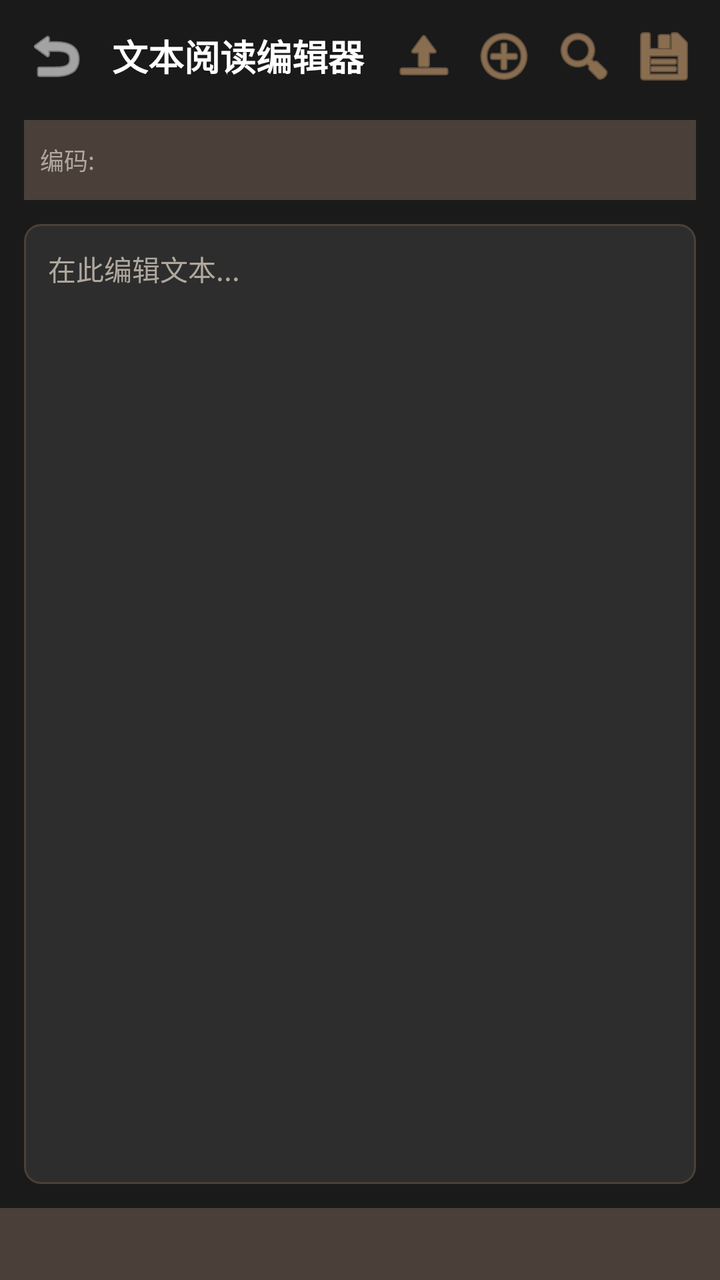
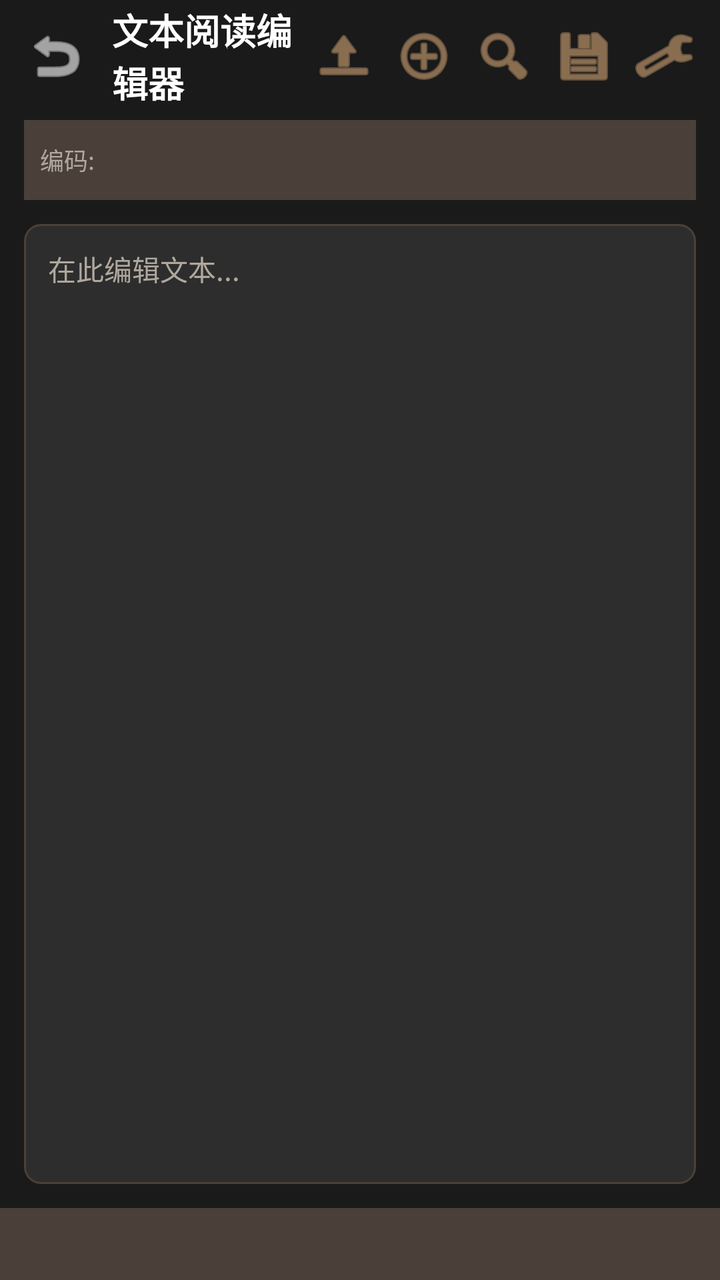

The first picture is an Android layout as it rendered before a commit; the second is the same layout after the commit. The layout source and the unified diff follow.
<!-- AndroidManifest.xml: activity theme Theme.ToolBoxApp -->
<!-- res/layout/activity_text_editor.xml -->
<?xml version="1.0" encoding="utf-8"?>
<androidx.constraintlayout.widget.ConstraintLayout
    xmlns:android="http://schemas.android.com/apk/res/android"
    xmlns:app="http://schemas.android.com/apk/res-auto"
    android:layout_width="match_parent"
    android:layout_height="match_parent"
    android:background="@color/bg_main">

    
    <LinearLayout
        android:id="@+id/top_bar"
        android:layout_width="0dp"
        android:layout_height="56dp"
        android:background="@color/bg_main"
        android:gravity="center_vertical"
        android:orientation="horizontal"
        android:paddingStart="8dp"
        android:paddingEnd="8dp"
        app:layout_constraintEnd_toEndOf="parent"
        app:layout_constraintStart_toStartOf="parent"
        app:layout_constraintTop_toTopOf="parent">

        
        <ImageButton
            android:id="@+id/btn_back"
            android:layout_width="40dp"
            android:layout_height="40dp"
            android:background="?attr/selectableItemBackgroundBorderless"
            android:contentDescription="返回"
            android:padding="8dp"
            android:src="@android:drawable/ic_menu_revert"
            app:tint="@color/text_white" />

        
        <TextView
            android:id="@+id/tv_title"
            android:layout_width="0dp"
            android:layout_height="wrap_content"
            android:layout_marginStart="8dp"
            android:layout_weight="1"
            android:text="@string/title_text_editor"
            android:textColor="@color/text_white"
            android:textSize="18sp"
            android:textStyle="bold" />

        
        <ImageButton
            android:id="@+id/btn_open_file"
            android:layout_width="40dp"
            android:layout_height="40dp"
            android:background="?attr/selectableItemBackgroundBorderless"
            android:contentDescription="打开文件"
            android:padding="8dp"
            android:src="@android:drawable/ic_menu_upload"
            app:tint="@color/accent" />

        
        <ImageButton
            android:id="@+id/btn_new_file"
            android:layout_width="40dp"
            android:layout_height="40dp"
            android:background="?attr/selectableItemBackgroundBorderless"
            android:contentDescription="新建"
            android:padding="8dp"
            android:src="@android:drawable/ic_menu_add"
            app:tint="@color/accent" />

        
        <ImageButton
            android:id="@+id/btn_search"
            android:layout_width="40dp"
            android:layout_height="40dp"
            android:background="?attr/selectableItemBackgroundBorderless"
            android:contentDescription="搜索"
            android:padding="8dp"
            android:src="@android:drawable/ic_menu_search"
            app:tint="@color/accent" />

        
        <ImageButton
            android:id="@+id/btn_save"
            android:layout_width="40dp"
            android:layout_height="40dp"
            android:background="?attr/selectableItemBackgroundBorderless"
            android:contentDescription="保存"
            android:padding="8dp"
            android:src="@android:drawable/ic_menu_save"
            app:tint="@color/accent" />
    </LinearLayout>

    
    <LinearLayout
        android:id="@+id/ll_encoding_bar"
        android:layout_width="0dp"
        android:layout_height="40dp"
        android:layout_marginStart="12dp"
        android:layout_marginEnd="12dp"
        android:layout_marginTop="4dp"
        android:background="@color/card_dark"
        android:gravity="center_vertical"
        android:orientation="horizontal"
        android:paddingStart="8dp"
        android:paddingEnd="8dp"
        app:layout_constraintEnd_toEndOf="parent"
        app:layout_constraintStart_toStartOf="parent"
        app:layout_constraintTop_toBottomOf="@+id/top_bar">

        <TextView
            android:layout_width="wrap_content"
            android:layout_height="wrap_content"
            android:text="编码:"
            android:textColor="@color/text_secondary"
            android:textSize="12sp" />

        <Spinner
            android:id="@+id/spinner_encoding"
            android:layout_width="0dp"
            android:layout_height="wrap_content"
            android:layout_marginStart="8dp"
            android:layout_weight="1"
            android:background="@drawable/bg_spinner"
            android:popupBackground="@color/card_dark" />
    </LinearLayout>

    
    <TextView
        android:id="@+id/tv_file_info"
        android:layout_width="0dp"
        android:layout_height="wrap_content"
        android:layout_marginStart="12dp"
        android:layout_marginEnd="12dp"
        android:layout_marginTop="4dp"
        android:paddingStart="8dp"
        android:paddingEnd="8dp"
        android:paddingTop="4dp"
        android:paddingBottom="4dp"
        android:background="@color/card_dark"
        android:textColor="@color/text_secondary"
        android:textSize="12sp"
        android:text=""
        android:visibility="gone"
        app:layout_constraintEnd_toEndOf="parent"
        app:layout_constraintStart_toStartOf="parent"
        app:layout_constraintTop_toBottomOf="@+id/ll_encoding_bar" />

    
    <LinearLayout
        android:id="@+id/ll_progress"
        android:layout_width="0dp"
        android:layout_height="wrap_content"
        android:layout_marginStart="12dp"
        android:layout_marginEnd="12dp"
        android:layout_marginTop="4dp"
        android:background="@color/card_dark"
        android:gravity="center_vertical"
        android:orientation="vertical"
        android:padding="8dp"
        android:visibility="gone"
        app:layout_constraintEnd_toEndOf="parent"
        app:layout_constraintStart_toStartOf="parent"
        app:layout_constraintTop_toBottomOf="@+id/tv_file_info">

        <ProgressBar
            android:id="@+id/progress_bar"
            style="@android:style/Widget.ProgressBar.Horizontal"
            android:layout_width="match_parent"
            android:layout_height="6dp"
            android:max="100"
            android:progress="0" />

        <TextView
            android:id="@+id/tv_progress_text"
            android:layout_width="match_parent"
            android:layout_height="wrap_content"
            android:layout_marginTop="4dp"
            android:gravity="center"
            android:text="正在读取..."
            android:textColor="@color/text_secondary"
            android:textSize="12sp" />
    </LinearLayout>

    
    <EditText
        android:id="@+id/et_editor"
        android:layout_width="0dp"
        android:layout_height="0dp"
        android:layout_margin="12dp"
        android:layout_marginTop="4dp"
        android:background="@drawable/bg_edittext"
        android:gravity="top|start"
        android:hint="在此编辑文本..."
        android:inputType="textMultiLine"
        android:padding="12dp"
        android:textColor="@color/text_white"
        android:textColorHint="@color/text_secondary"
        android:textSize="14sp"
        app:layout_constraintBottom_toTopOf="@+id/ll_status_bar"
        app:layout_constraintEnd_toEndOf="parent"
        app:layout_constraintStart_toStartOf="parent"
        app:layout_constraintTop_toBottomOf="@+id/ll_progress" />

    
    <LinearLayout
        android:id="@+id/ll_status_bar"
        android:layout_width="0dp"
        android:layout_height="36dp"
        android:background="@color/card_dark"
        android:gravity="center_vertical"
        android:orientation="horizontal"
        android:paddingStart="16dp"
        android:paddingEnd="16dp"
        app:layout_constraintBottom_toBottomOf="parent"
        app:layout_constraintEnd_toEndOf="parent"
        app:layout_constraintStart_toStartOf="parent">

        <TextView
            android:id="@+id/tv_word_count"
            android:layout_width="0dp"
            android:layout_height="wrap_content"
            android:layout_weight="1"
            android:textColor="@color/text_secondary"
            android:textSize="12sp" />

        <TextView
            android:id="@+id/tv_line_count"
            android:layout_width="0dp"
            android:layout_height="wrap_content"
            android:layout_weight="1"
            android:textColor="@color/text_secondary"
            android:textSize="12sp" />
    </LinearLayout>

</androidx.constraintlayout.widget.ConstraintLayout>
<!-- resources referenced by this layout -->
<resources>
  <color name="accent">#D4A574</color>
  <color name="bg_main">#1A1A1A</color>
  <color name="card_dark">#4A4039</color>
  <color name="text_secondary">#B0A89E</color>
  <color name="text_white">#FFFFFF</color>
  <!-- drawable bg_edittext (drawable) -->
  <?xml version="1.0" encoding="utf-8"?>
  <shape xmlns:android="http://schemas.android.com/apk/res/android"
      android:shape="rectangle">
      <solid android:color="#2D2D2D" />
      <corners android:radius="8dp" />
      <stroke android:width="1dp" android:color="#4A4039" />
  </shape>
  <!-- drawable bg_spinner (drawable) -->
  <?xml version="1.0" encoding="utf-8"?>
  <shape xmlns:android="http://schemas.android.com/apk/res/android"
      android:shape="rectangle">
      <solid android:color="#2D2D2D" />
      <corners android:radius="8dp" />
      <stroke android:width="1dp" android:color="#4A4039" />
  </shape>
  <string name="title_text_editor">文本阅读编辑器</string>
  <style name="Theme.ToolBoxApp" parent="Theme.MaterialComponents.DayNight.NoActionBar">
          
          <item name="colorPrimary">@color/accent</item>
          <item name="colorPrimaryVariant">@color/accent_dark</item>
          <item name="colorOnPrimary">@color/primary_background</item>
  
          
          <item name="colorSecondary">@color/accent_light</item>
          <item name="colorSecondaryVariant">@color/accent</item>
          <item name="colorOnSecondary">@color/primary_background</item>
  
          
          <item name="android:windowBackground">@color/primary_background</item>
          <item name="colorSurface">@color/card_dark</item>
          <item name="colorOnSurface">@color/text_white</item>
  
          
          <item name="android:statusBarColor">@color/status_bar</item>
          <item name="android:navigationBarColor">@color/navigation_bar</item>
          <item name="android:windowLightStatusBar">false</item>
          <item name="android:windowLightNavigationBar">false</item>
  
          
          <item name="android:textColorPrimary">@color/text_white</item>
          <item name="android:textColorSecondary">@color/text_secondary</item>
  
          
          <item name="cardBackgroundColor">@color/card_dark</item>
          <item name="dividerColor">@color/divider</item>
      </style>
  <color name="accent_dark">#B8895A</color>
  <color name="primary_background">#1A1A1A</color>
  <color name="accent_light">#E8C9A8</color>
  <color name="status_bar">#1A1A1A</color>
  <color name="navigation_bar">#1A1A1A</color>
  <color name="divider">#3A3029</color>
</resources>

<!-- the commit's change to res/layout/activity_text_editor.xml (unified diff, before → after) -->
@@ -85,6 +85,17 @@
             android:contentDescription="保存"
             android:padding="8dp"
             android:src="@android:drawable/ic_menu_save"
+            app:tint="@color/accent" />
+
+        
+        <ImageButton
+            android:id="@+id/btn_batch_test"
+            android:layout_width="40dp"
+            android:layout_height="40dp"
+            android:background="?attr/selectableItemBackgroundBorderless"
+            android:contentDescription="批量测试"
+            android:padding="8dp"
+            android:src="@android:drawable/ic_menu_manage"
             app:tint="@color/accent" />
     </LinearLayout>
 
